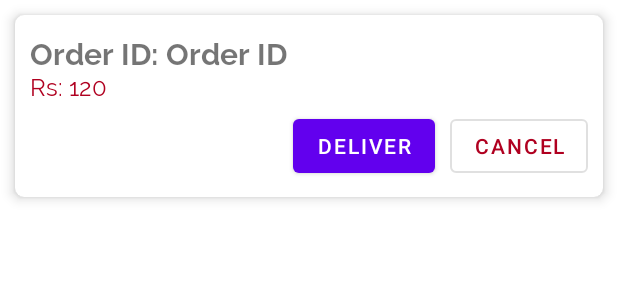
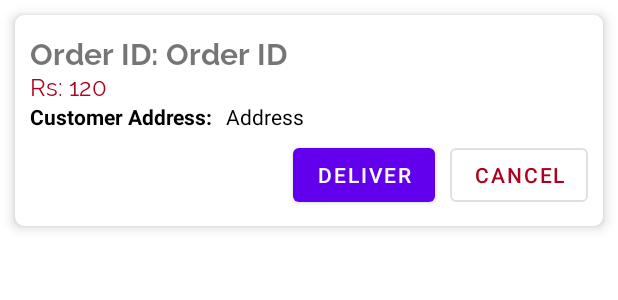
Before and after one commit to iahmadj/bookyard, an Android app: the layout seller_product_orders.xml on its own in the app's theme, with its tools: preview values and no code run, on a phone screen of 412 x 824 dp. Shown: the top 300 px of the screen. Run offline under Robolectric (Android 15) with nearby library versions, the phone set to English and light mode, and no system bars; Roboto replaces fonts that are not available here.

Commit message:
Address Chaaalo

```diff
--- a/app/src/main/java/com/classroom/bookyard/UI/Fragements/CanceledOrders.java
+++ b/app/src/main/java/com/classroom/bookyard/UI/Fragements/CanceledOrders.java
@@ -35,7 +35,7 @@ import java.util.TreeSet;
 
 public class CanceledOrders extends Fragment {
 
-    RecyclerView recyclerView;private static final String TAG = "awach a 3mi";
+    RecyclerView recyclerView;private static final String TAG = "Data";
     private FirebaseFirestore db = Singleton.getDb();
     private SellerOrdersAdapter adapter;
     private ArrayList<Order> ordersList = new ArrayList<>();
@@ -141,6 +141,7 @@ public class CanceledOrders extends Fragment {
                                                 document.getId(),
                                                 productArrayList,
                                                 (String) document.get("id_user"),
+                                                (String) document.get("Address"),
                                                 (Long) document.get("status"));
                                         ordersList.add(order);
                                     }
--- a/app/src/main/java/com/classroom/bookyard/UI/Fragements/InProcessOrders.java
+++ b/app/src/main/java/com/classroom/bookyard/UI/Fragements/InProcessOrders.java
@@ -32,7 +32,7 @@ import java.util.Map;
 
 public class InProcessOrders extends Fragment {
 
-    RecyclerView recyclerView;private static final String TAG = "awach a 3mi";
+    RecyclerView recyclerView;private static final String TAG = "Data";
     private FirebaseFirestore db = Singleton.getDb();
     private UserOrdersAdapter adapter;
 
@@ -129,6 +129,7 @@ public class InProcessOrders extends Fragment {
                                             document.getId(),
                                             productArrayList,
                                             (String) document.get("id_user"),
+                                            (String) document.get("Address"),
                                             (Long) document.get("status"));
                                     ordersList.add(order);
                                 }
--- a/app/src/main/java/com/classroom/bookyard/UI/Fragements/InProcessSeller.java
+++ b/app/src/main/java/com/classroom/bookyard/UI/Fragements/InProcessSeller.java
@@ -133,6 +133,7 @@ public class InProcessSeller extends Fragment {
                                                 document.getId(),
                                                 productArrayList,
                                                 (String) document.get("id_user"),
+                                                (String) document.get("Address"),
                                                 (Long) document.get("status"));
                                         ordersList.add(order);
                                     }
--- a/app/src/main/java/com/classroom/bookyard/UI/Fragements/InShippedSeller.java
+++ b/app/src/main/java/com/classroom/bookyard/UI/Fragements/InShippedSeller.java
@@ -132,6 +132,7 @@ public class InShippedSeller extends Fragment {
                                                 document.getId(),
                                                 productArrayList,
                                                 (String) document.get("id_user"),
+                                                (String) document.get("Address"),
                                                 (Long) document.get("status"));
                                         ordersList.add(order);
                                     }
--- a/app/src/main/java/com/classroom/bookyard/UI/Fragements/ShippedOrders.java
+++ b/app/src/main/java/com/classroom/bookyard/UI/Fragements/ShippedOrders.java
@@ -128,6 +128,7 @@ public class ShippedOrders extends Fragment {
                                             document.getId(),
                                             productArrayList,
                                             (String) document.get("id_user"),
+                                            (String) document.get("Address"),
                                             (Long) document.get("status"));
                                     ordersList.add(order);
                                 }
--- a/app/src/main/java/com/classroom/bookyard/UI/Seller/SellersOrders.java
+++ b/app/src/main/java/com/classroom/bookyard/UI/Seller/SellersOrders.java
@@ -39,6 +39,8 @@ public class SellersOrders extends AppCompatActivity {
 
         tabLayout = findViewById(R.id.tabs);
         tabLayout.setupWithViewPager(viewPager);
+
+
 
 
     }
--- a/app/src/main/res/layout/activity_sellersorders.xml
+++ b/app/src/main/res/layout/activity_sellersorders.xml
@@ -17,7 +17,7 @@
             android:layout_width="match_parent"
             android:layout_height="?attr/actionBarSize"
             android:background="?attr/colorPrimary"
-            app:titleTextColor="@color/design_default_color_on_secondary"
+            app:titleTextColor="@color/colorAccent"
             app:layout_scrollFlags="scroll|enterAlways"
             app:popupTheme="@style/ThemeOverlay.MaterialComponents.Light" />
 
--- a/app/src/main/res/layout/product_card_orders.xml
+++ b/app/src/main/res/layout/product_card_orders.xml
@@ -45,7 +45,7 @@
             android:fontFamily="@font/raleway_bold"
             android:maxLines="1"
             android:text="@string/product_title"
-            android:textSize="20sp" />
+            android:textSize="18sp" />
 
         <TextView
             android:id="@+id/product_price_cart"
--- a/app/src/main/res/layout/seller_product_orders.xml
+++ b/app/src/main/res/layout/seller_product_orders.xml
@@ -62,28 +62,28 @@
                 android:layout_width="wrap_content"
                 android:layout_height="wrap_content" />
 
-<!--            <LinearLayout-->
-<!--                android:layout_width="wrap_content"-->
-<!--                android:layout_height="wrap_content">-->
+            <LinearLayout
+                android:layout_width="wrap_content"
+                android:layout_height="wrap_content">
 
 
-<!--            <TextView-->
-<!--                android:id="@+id/addres"-->
-<!--                android:layout_width="wrap_content"-->
-<!--                android:layout_height="wrap_content"-->
-<!--                android:text="Customer Address: "-->
-<!--                android:layout_marginRight="5dp"-->
-<!--                >-->
-<!--            </TextView>-->
+                <TextView
+                    android:id="@+id/addres"
+                    android:layout_width="wrap_content"
+                    android:layout_height="wrap_content"
+                    android:layout_marginRight="5dp"
+                    android:text="Customer Address: "
+                    android:textColor="@color/md_black_1000"
+                    android:textStyle="bold"></TextView>
 
-<!--            <TextView-->
-<!--                android:id="@+id/caddress"-->
-<!--                android:layout_width="wrap_content"-->
-<!--                android:layout_height="wrap_content"-->
-<!--                android:text="Address"-->
-<!--                ></TextView>-->
+                <TextView
+                    android:id="@+id/caddress"
+                    android:layout_width="wrap_content"
+                    android:layout_height="wrap_content"
+                    android:text="Address"
+                    android:textColor="@color/md_black_1000"></TextView>
 
-<!--            </LinearLayout>-->
+            </LinearLayout>
 
             <LinearLayout
                 android:layout_width="wrap_content"
```
Also changed, not shown: app/src/main/java/com/classroom/bookyard/Model/Order.java (+6 -6 lines), app/src/main/java/com/classroom/bookyard/UI/Adapters/SellerOrdersAdapter.java (+12 -23 lines), 1 other file.
